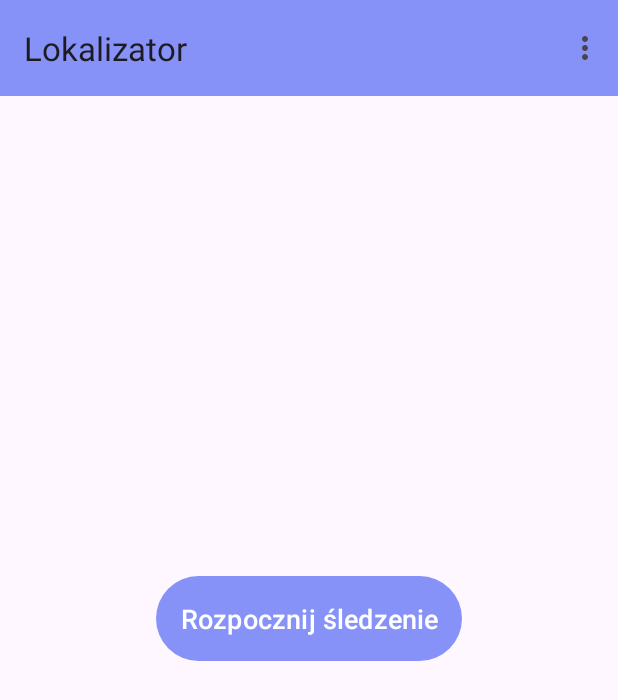
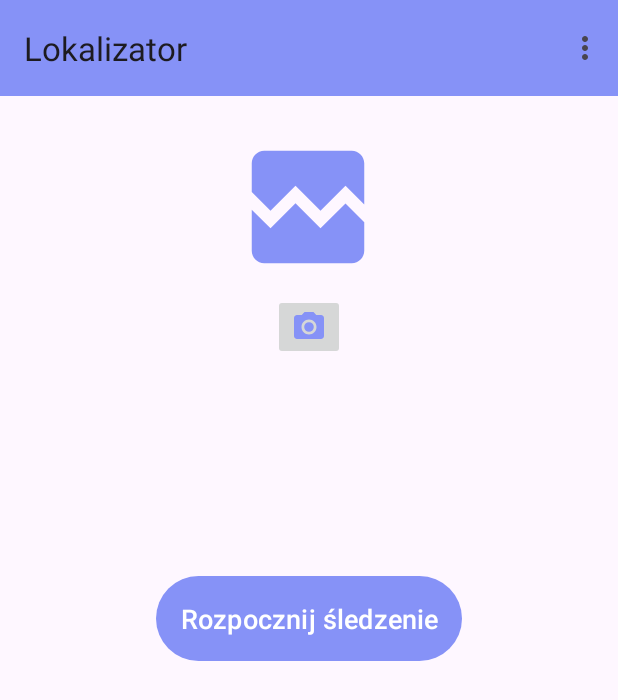
Before and after one commit to kamildul/Location-Service-with-Firebase-auth, an Android app: the screen it shows after launch once a user with an empty profile is signed in (MainActivity), on a phone screen of 412 x 824 dp. Shown: the top 700 px of the screen. Run offline under Robolectric (Android 15) with nearby library versions, the phone set to English and light mode, and no system bars; our stand-ins replace Firebase (no records; nobody signed in at launch, a user with empty details on screens opened directly).

```diff
--- a/app/src/main/AndroidManifest.xml
+++ b/app/src/main/AndroidManifest.xml
@@ -8,6 +8,9 @@
     <uses-permission android:name="android.permission.FOREGROUND_SERVICE" />
     <uses-permission android:name="android.permission.POST_NOTIFICATIONS" />
     <uses-permission android:name="android.permission.WAKE_LOCK"/>
+    <uses-permission android:name="android.permission.CAMERA" />
+    <uses-feature android:name="android.hardware.camera" android:required="true" />
+    <uses-permission android:name="android.permission.WRITE_EXTERNAL_STORAGE" />
 
     <application
         android:networkSecurityConfig="@xml/network_security_config"
--- /dev/null
+++ b/app/src/main/res/drawable/baseline_broken_image_24.xml
@@ -0,0 +1,5 @@
+<vector android:height="24dp" android:tint="#8692F7"
+    android:viewportHeight="24" android:viewportWidth="24"
+    android:width="24dp" xmlns:android="http://schemas.android.com/apk/res/android">
+    <path android:fillColor="@android:color/white" android:pathData="M21,5v6.59l-3,-3.01 -4,4.01 -4,-4 -4,4 -3,-3.01L3,5c0,-1.1 0.9,-2 2,-2h14c1.1,0 2,0.9 2,2zM18,11.42l3,3.01L21,19c0,1.1 -0.9,2 -2,2L5,21c-1.1,0 -2,-0.9 -2,-2v-6.58l3,2.99 4,-4 4,4 4,-3.99z"/>
+</vector>
--- /dev/null
+++ b/app/src/main/res/drawable/baseline_camera_alt_24.xml
@@ -0,0 +1,6 @@
+<vector android:height="24dp" android:tint="#8692F7"
+    android:viewportHeight="24" android:viewportWidth="24"
+    android:width="24dp" xmlns:android="http://schemas.android.com/apk/res/android">
+    <path android:fillColor="@android:color/white" android:pathData="M12,12m-3.2,0a3.2,3.2 0,1 1,6.4 0a3.2,3.2 0,1 1,-6.4 0"/>
+    <path android:fillColor="@android:color/white" android:pathData="M9,2L7.17,4L4,4c-1.1,0 -2,0.9 -2,2v12c0,1.1 0.9,2 2,2h16c1.1,0 2,-0.9 2,-2L22,6c0,-1.1 -0.9,-2 -2,-2h-3.17L15,2L9,2zM12,17c-2.76,0 -5,-2.24 -5,-5s2.24,-5 5,-5 5,2.24 5,5 -2.24,5 -5,5z"/>
+</vector>
--- a/app/src/main/res/layout/activity_main.xml
+++ b/app/src/main/res/layout/activity_main.xml
@@ -15,6 +15,28 @@
         app:layout_constraintTop_toTopOf="parent">
     </androidx.appcompat.widget.Toolbar>
 
+    <ImageView
+        android:id="@+id/profileImage"
+        android:layout_width="100dp"
+        android:layout_height="100dp"
+        android:layout_marginTop="88dp"
+        android:scaleType="centerCrop"
+        android:src="@drawable/baseline_broken_image_24"
+        app:layout_constraintEnd_toEndOf="parent"
+        app:layout_constraintHorizontal_bias="0.498"
+        app:layout_constraintStart_toStartOf="parent"
+        app:layout_constraintTop_toTopOf="parent" />
+
+    <ImageButton
+        android:id="@+id/changeImageButton"
+        android:layout_width="wrap_content"
+        android:layout_height="wrap_content"
+        android:src="@drawable/baseline_camera_alt_24"
+        app:layout_constraintTop_toBottomOf="@id/profileImage"
+        app:layout_constraintEnd_toEndOf="parent"
+        app:layout_constraintStart_toStartOf="parent"
+        android:layout_marginTop="8dp"/>
+
     <Button
         android:id="@+id/startTrackingButton"
         android:layout_width="wrap_content"
```
Also changed, not shown: app/src/main/java/aeh/kotlin/lokalizator/MainActivity.kt (+97 -0 lines).
